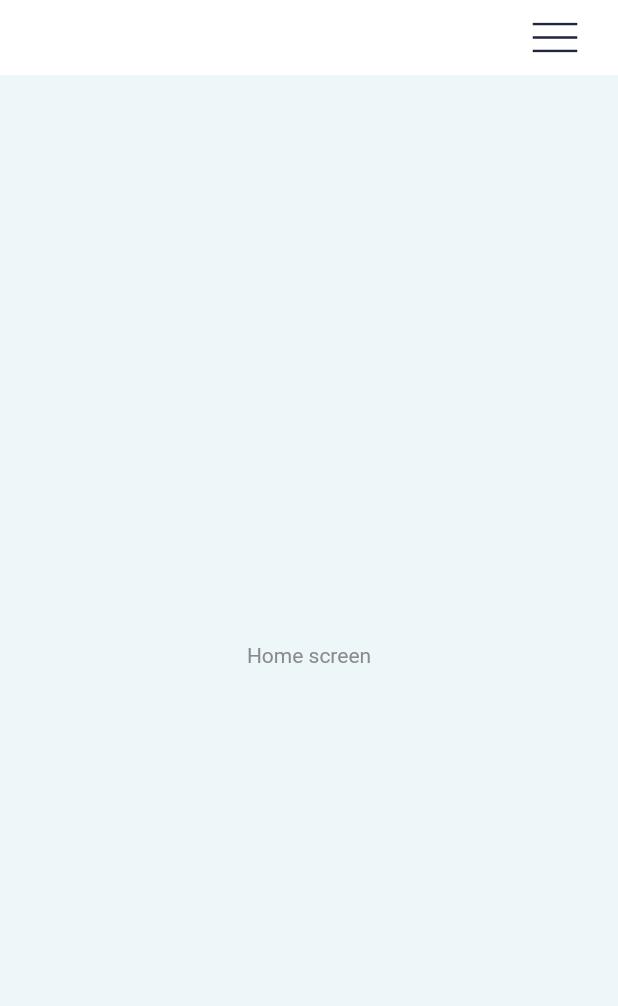
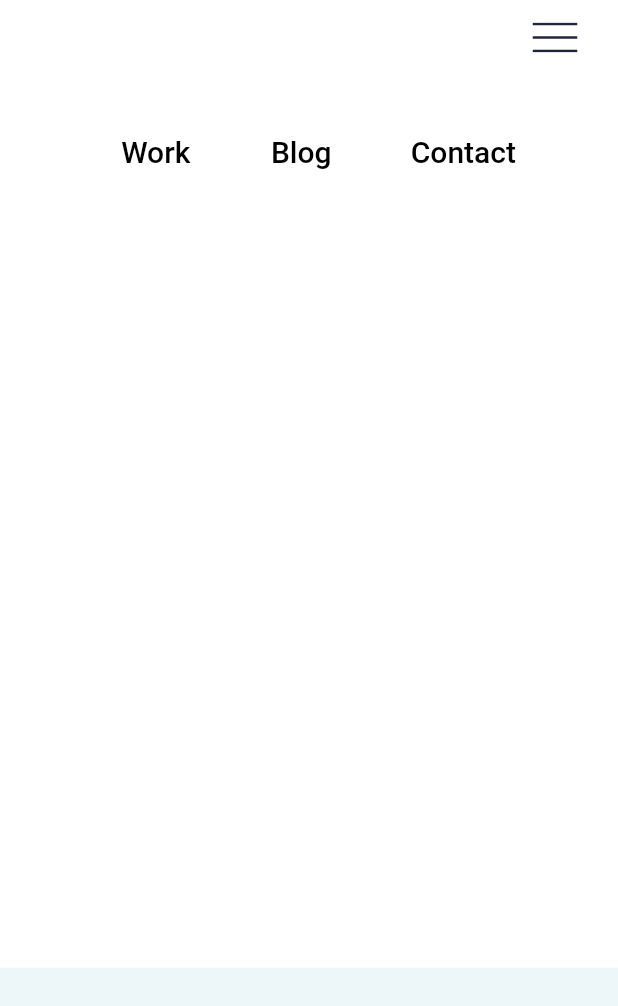
Before and after one commit to Donaboyev/flutter_responsive_portfolio_ui, a Flutter app: the screen it shows after launch, on a phone screen of 412 x 824 dp. Shown: the top 1006 px of the screen. Run offline on Flutter 3.47's test engine with Material 2 defaults, Android fonts, the phone set to English and light mode, and no system bars; our stand-ins replace flutter_svg, google_fonts; Roboto replaces fonts that are missing (Heebo).

Commit message:
three top text buttons are added

```diff
--- /dev/null
+++ b/lib/components/custom_text_button.dart
@@ -0,0 +1,38 @@
+import 'package:flutter/material.dart';
+import 'package:google_fonts/google_fonts.dart';
+
+class CustomTextButton extends StatelessWidget {
+  final String text;
+  final Function() onPressed;
+
+  const CustomTextButton(
+      {Key? key, required this.text, required this.onPressed})
+      : super(key: key);
+
+  @override
+  Widget build(BuildContext context) {
+    return TextButton(
+      onPressed: onPressed,
+      child: Text(
+        text,
+        style: GoogleFonts.heebo(
+          textStyle: const TextStyle(
+            fontSize: 20,
+            fontWeight: FontWeight.w500,
+            color: Colors.black,
+          ),
+        ),
+      ),
+      style: ButtonStyle(
+        overlayColor: MaterialStateProperty.resolveWith<Color>(
+          (Set<MaterialState> states) {
+            if (states.contains(MaterialState.hovered)) {
+              return Colors.purple.withOpacity(0.2);
+            }
+            return Colors.black;
+          },
+        ),
+      ),
+    );
+  }
+}
--- a/lib/screens/home_screen.dart
+++ b/lib/screens/home_screen.dart
@@ -1,6 +1,8 @@
 import 'package:flutter/material.dart';
 import 'package:flutter_svg/flutter_svg.dart';
+import 'package:google_fonts/google_fonts.dart';
 import '../responsive.dart';
+import '../components/custom_text_button.dart';
 
 class HomeScreen extends StatelessWidget {
   const HomeScreen({Key? key}) : super(key: key);
@@ -28,8 +30,45 @@ class HomeScreen extends StatelessWidget {
                 ),
               ],
             ),
-      body: const Center(
-        child: Text('Home screen'),
+      body: SingleChildScrollView(
+        child: Column(
+          children: [
+            Container(
+              height: 595,
+              decoration: const BoxDecoration(
+                color: Colors.white,
+              ),
+              child: Column(
+                children: [
+                  const SizedBox(height: 27),
+                  Align(
+                    alignment: Alignment.centerRight,
+                    child: Row(
+                      mainAxisAlignment: MainAxisAlignment.end,
+                      children: [
+                        CustomTextButton(
+                          text: 'Work',
+                          onPressed: () {},
+                        ),
+                        const SizedBox(width: 33),
+                        CustomTextButton(
+                          text: 'Blog',
+                          onPressed: () {},
+                        ),
+                        const SizedBox(width: 33),
+                        CustomTextButton(
+                          text: 'Contact',
+                          onPressed: () {},
+                        ),
+                        const SizedBox(width: 60),
+                      ],
+                    ),
+                  )
+                ],
+              ),
+            )
+          ],
+        ),
       ),
     );
   }
--- a/pubspec.yaml
+++ b/pubspec.yaml
@@ -24,3 +24,4 @@ flutter:
   uses-material-design: true
   assets:
     - assets/images/svg/
+    - assets/images/png/
```
Also changed, not shown: assets/images/png/man_image.png (added).
